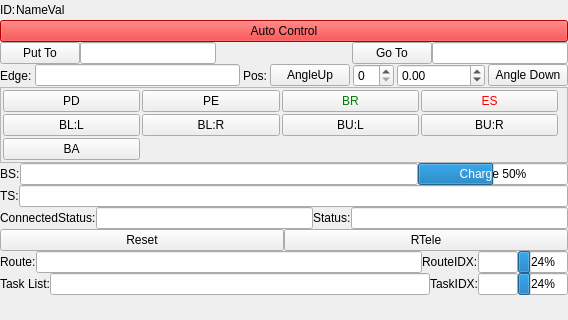
First picture: the form in Lib/Net/Agent_Widget.ui, repository break11/AutoStorage, before the edit; both pictures show x 0 to 568 and y 0 to 320 of the 568 by 759 pixel window.
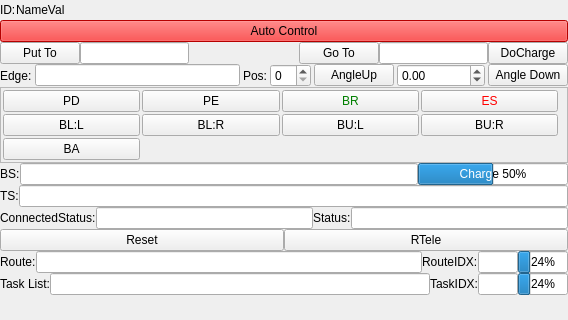
Second picture: the form after the edit.

Commit message: новые задачи - зарядка, с условием если переданное значение больше текущего заряда, перехаод на указанный таск - теперь есть возможность делать зацикленные таски обработка ошибок и специальный статус для ошибки по таску (заданию) перевод в агент виджете функций GoTo и Charge на задания и снос лишнего с agentNetObj

```diff
--- a/Lib/Net/Agent_Widget.ui
+++ b/Lib/Net/Agent_Widget.ui
@@ -126,6 +126,16 @@
      <item>
       <widget class="QLineEdit" name="leGoTo"/>
      </item>
+     <item>
+      <widget class="QPushButton" name="btnDoCharge">
+       <property name="text">
+        <string>DoCharge</string>
+       </property>
+       <property name="checkable">
+        <bool>false</bool>
+       </property>
+      </widget>
+     </item>
     </layout>
    </item>
    <item>
@@ -172,6 +182,9 @@
        </property>
       </widget>
      </item>
+     <item>
+      <widget class="QSpinBox" name="spinBox"/>
+     </item>
      <item>
       <widget class="QPushButton" name="btnAngleUp">
        <property name="toolTip">
@@ -185,9 +198,6 @@
        </property>
       </widget>
      </item>
-     <item>
-      <widget class="QSpinBox" name="spinBox"/>
-     </item>
      <item>
       <widget class="QDoubleSpinBox" name="sbAngle">
        <property name="minimum">
```
Left out of the diff: 12 changed lines with no effect on the pictures. The commit also changes 5 other files.
